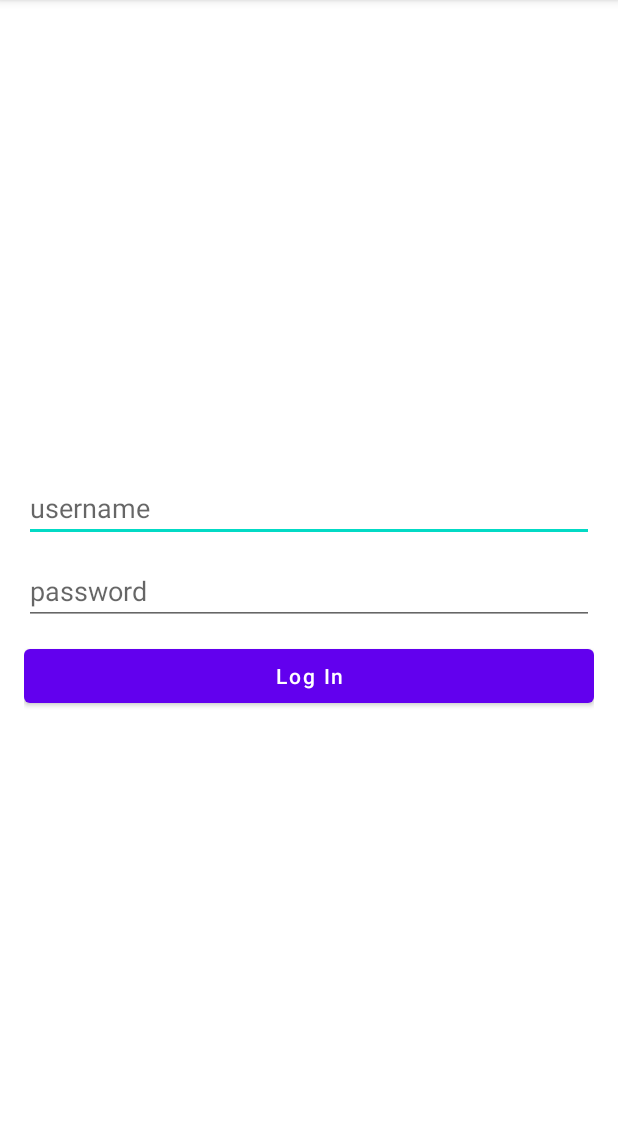
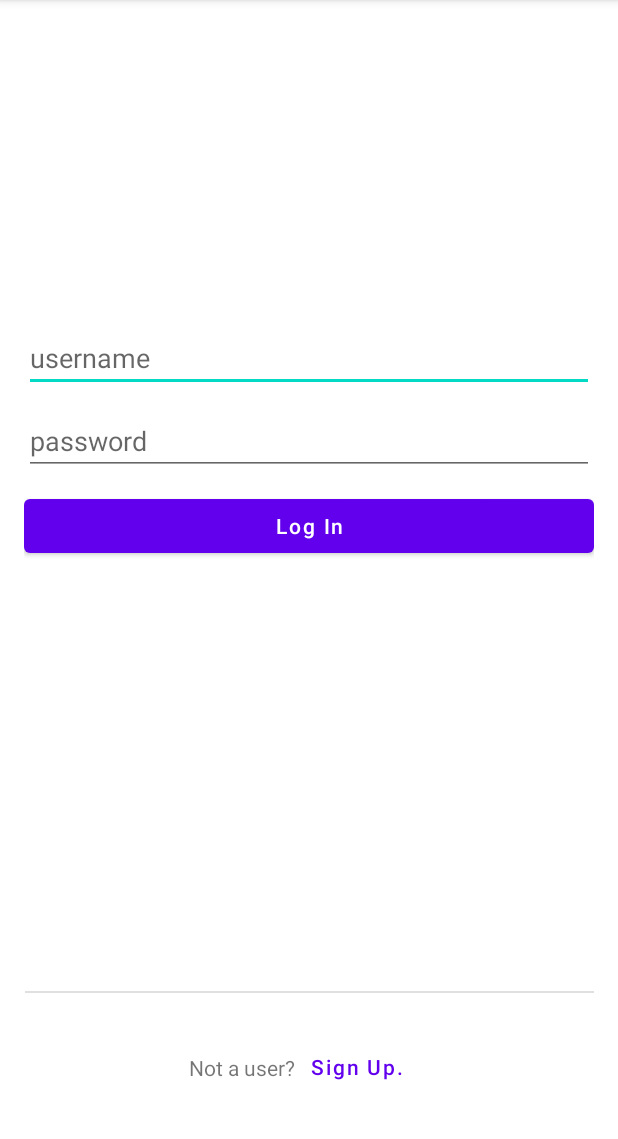
Before and after one commit to kellyyyang/TravelBud, an Android app: the screen it shows after launch (LoginActivity), on a phone screen of 412 x 824 dp, the part 84-1223 px from its top. Run offline under Robolectric (Android 15) with nearby library versions, the phone set to English and light mode, and no system bars; libraries missing offline, so code that uses them is left out: com.parse; 2 statements that could not run were skipped.

Commit message:
Users can sign up. If their username or email matches something already in the database, then they are asked to choose a different username/email.

```diff
--- a/app/src/main/AndroidManifest.xml
+++ b/app/src/main/AndroidManifest.xml
@@ -17,7 +17,9 @@
         android:supportsRtl="true"
         android:theme="@style/Theme.TravelBud"
         tools:targetApi="31">
-
+        <activity
+            android:name=".SignUpActivity"
+            android:exported="false" />
         <!--
              TODO: Before you run your application, you need a Google Maps API key.
 
--- a/app/src/main/java/com/codepath/travelbud/LoginActivity.java
+++ b/app/src/main/java/com/codepath/travelbud/LoginActivity.java
@@ -21,6 +21,7 @@ public class LoginActivity extends AppCompatActivity {
     private EditText etUsername;
     private EditText etPassword;
     private Button btnLogin;
+    private Button btnSignUp;
 
     @Override
     protected void onCreate(Bundle savedInstanceState) {
@@ -33,7 +34,8 @@ public class LoginActivity extends AppCompatActivity {
 
         etUsername = findViewById(R.id.etUsername);
         etPassword = findViewById(R.id.etPassword);
-        btnLogin = findViewById(R.id.btnLogin);
+        btnLogin = findViewById(R.id.btnSignUpSU);
+        btnSignUp = findViewById(R.id.btnSignUp);
 
         btnLogin.setOnClickListener(new View.OnClickListener() {
             @Override
@@ -44,7 +46,21 @@ public class LoginActivity extends AppCompatActivity {
                 loginUser(username, password);
             }
         });
+
+        btnSignUp.setOnClickListener(new View.OnClickListener() {
+            @Override
+            public void onClick(View v) {
+                goSignUpActivity();
+            }
+        });
     }
+
+    private void goSignUpActivity() {
+        Intent intent = new Intent(this, SignUpActivity.class);
+        startActivity(intent);
+        finish();
+    }
+
 
     private void loginUser(String username, String password) {
         Log.i(TAG, "Attempting to log in user " + username);
--- a/app/src/main/res/layout/activity_login.xml
+++ b/app/src/main/res/layout/activity_login.xml
@@ -12,7 +12,7 @@
         android:id="@+id/etUsername"
         android:layout_width="match_parent"
         android:layout_height="wrap_content"
-        android:layout_marginTop="300dp"
+        android:layout_marginTop="200dp"
         android:ems="10"
         android:hint="username"
         android:inputType="textPersonName"
@@ -33,7 +33,7 @@
         app:layout_constraintTop_toBottomOf="@+id/etUsername" />
 
     <Button
-        android:id="@+id/btnLogin"
+        android:id="@+id/btnSignUpSU"
         android:layout_width="match_parent"
         android:layout_height="wrap_content"
         android:layout_marginTop="10dp"
@@ -44,4 +44,37 @@
         app:layout_constraintStart_toStartOf="parent"
         app:layout_constraintTop_toBottomOf="@+id/etPassword" />
 
+    <View
+        android:id="@+id/divider3"
+        android:layout_width="379dp"
+        android:layout_height="1dp"
+        android:layout_marginBottom="90dp"
+        android:background="?android:attr/listDivider"
+        app:layout_constraintBottom_toBottomOf="parent"
+        app:layout_constraintEnd_toEndOf="parent"
+        app:layout_constraintStart_toStartOf="parent" />
+
+    <TextView
+        android:id="@+id/tvNotAUser"
+        android:layout_width="wrap_content"
+        android:layout_height="wrap_content"
+        android:layout_marginStart="110dp"
+        android:layout_marginTop="40dp"
+        android:text="Not a user?"
+        app:layout_constraintStart_toStartOf="parent"
+        app:layout_constraintTop_toBottomOf="@+id/divider3" />
+
+    <Button
+        android:id="@+id/btnSignUp"
+        android:layout_width="wrap_content"
+        android:layout_height="wrap_content"
+        android:layout_marginStart="-5dp"
+        android:layout_marginTop="25dp"
+        android:background="?android:attr/selectableItemBackground"
+        android:text="Sign Up."
+        android:textAllCaps="false"
+        android:textColor="@color/purple_500"
+        app:layout_constraintStart_toEndOf="@+id/tvNotAUser"
+        app:layout_constraintTop_toBottomOf="@+id/divider3" />
+
 </androidx.constraintlayout.widget.ConstraintLayout>
```
Also changed, not shown: app/src/main/java/com/codepath/travelbud/MainActivity.java (+6 -6 lines), app/src/main/java/com/codepath/travelbud/SignUpActivity.java (added, +88 -0 lines), app/src/main/res/layout/activity_sign_up.xml (added, +58 -0 lines).
